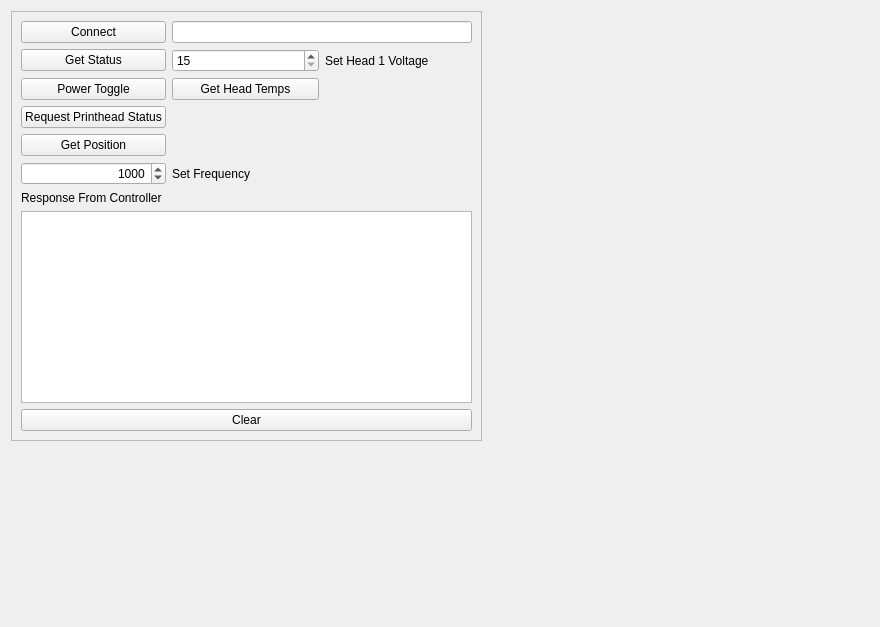
The window that src/ui/mjprintheadwidget.ui (BYUCreateResearchLab/CREATE_LAB_Binder_Jet_Printer) describes before a commit, drawn with Qt 5.
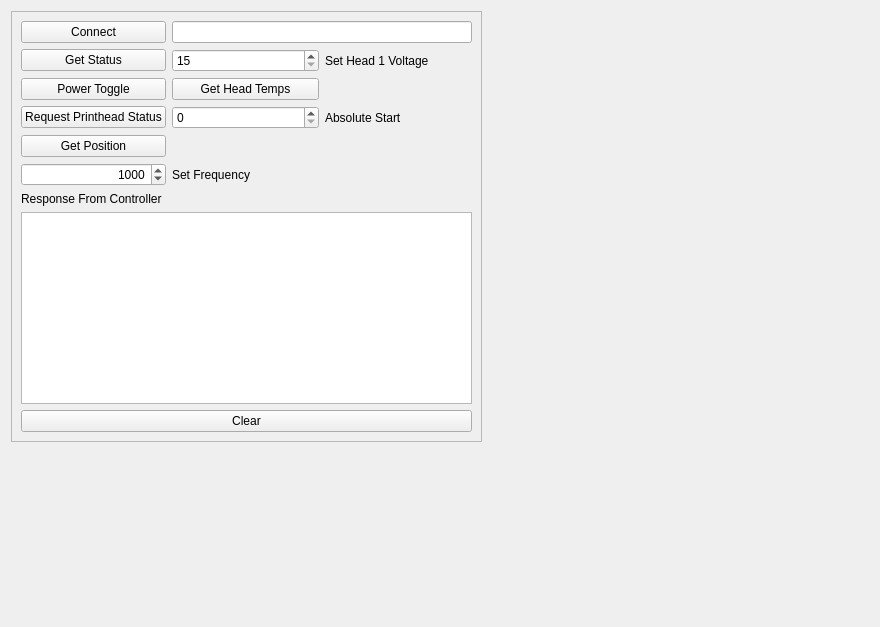
The same window after the commit.

Commit message: Added Absolute Start (step offset)

Diff of the .ui file:
```diff
--- a/src/ui/mjprintheadwidget.ui
+++ b/src/ui/mjprintheadwidget.ui
@@ -145,6 +145,20 @@
         </property>
        </widget>
       </item>
+      <item row="3" column="1">
+       <widget class="QSpinBox" name="setStartSpinBox">
+        <property name="maximum">
+         <number>100000</number>
+        </property>
+       </widget>
+      </item>
+      <item row="3" column="2">
+       <widget class="QLabel" name="setStartLabel">
+        <property name="text">
+         <string>Absolute Start</string>
+        </property>
+       </widget>
+      </item>
      </layout>
     </widget>
    </item>
```
The commit also changes 4 other files.
